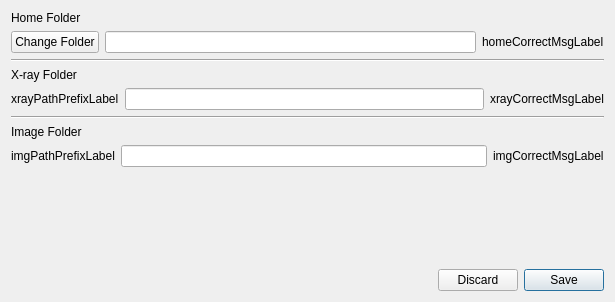
First picture: the form in settingdialog.ui, repository j71200/DentistHelper, before the edit.
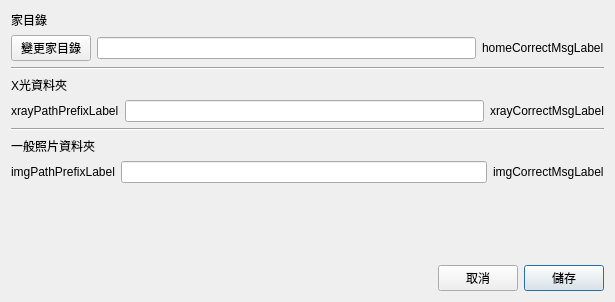
Second picture: the form after the edit.

```diff
--- a/settingdialog.ui
+++ b/settingdialog.ui
@@ -17,7 +17,7 @@
    <item>
     <widget class="QLabel" name="homeFolderLabel">
      <property name="text">
-      <string>Home Folder</string>
+      <string>家目錄</string>
      </property>
     </widget>
    </item>
@@ -26,7 +26,7 @@
      <item>
       <widget class="QPushButton" name="changeFolderButton">
        <property name="text">
-        <string>Change Folder</string>
+        <string>變更家目錄</string>
        </property>
       </widget>
      </item>
@@ -52,7 +52,7 @@
    <item>
     <widget class="QLabel" name="xrayFolderNameLabel">
      <property name="text">
-      <string>X-ray Folder</string>
+      <string>X光資料夾</string>
      </property>
     </widget>
    </item>
@@ -87,7 +87,7 @@
    <item>
     <widget class="QLabel" name="imageFolderNameLabel">
      <property name="text">
-      <string>Image Folder</string>
+      <string>一般照片資料夾</string>
      </property>
     </widget>
    </item>
@@ -143,14 +143,14 @@
      <item>
       <widget class="QPushButton" name="discardButton">
        <property name="text">
-        <string>Discard</string>
+        <string>取消</string>
        </property>
       </widget>
      </item>
      <item>
       <widget class="QPushButton" name="saveButton">
        <property name="text">
-        <string>Save</string>
+        <string>儲存</string>
        </property>
        <property name="default">
         <bool>true</bool>
```
